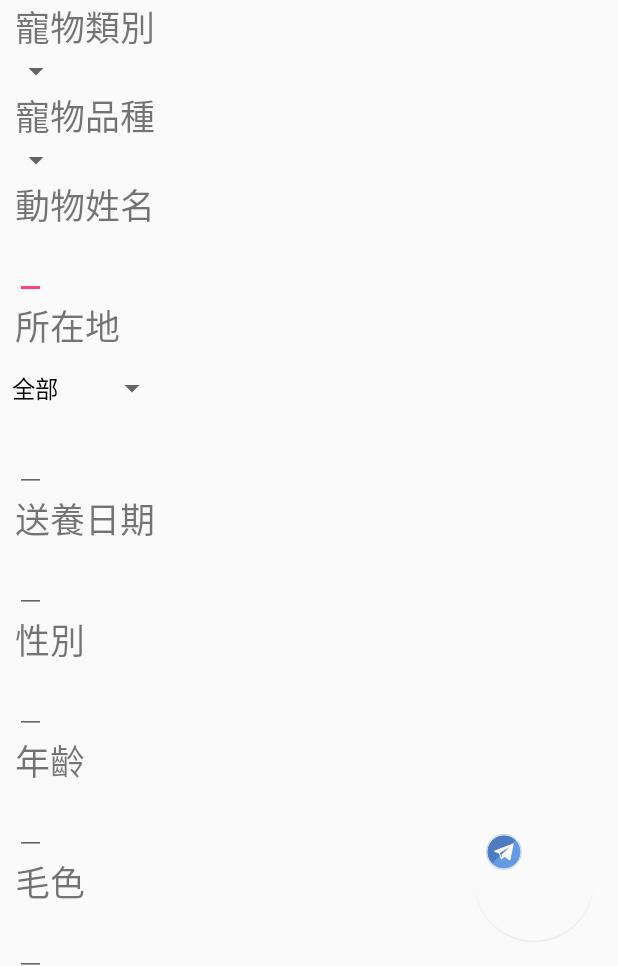
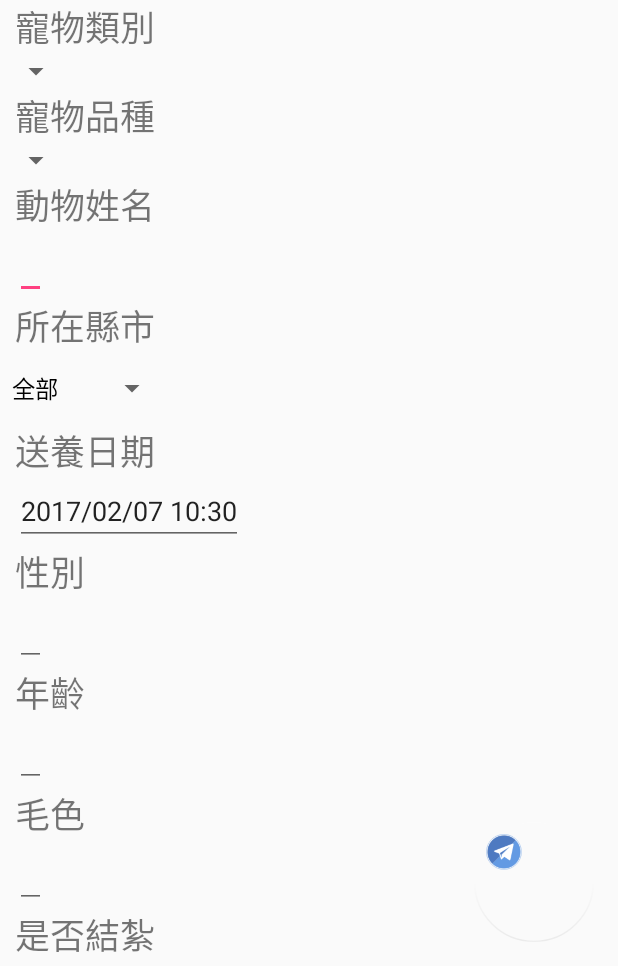
Before and after one commit to grezod/TestUploadPage3copy, an Android app: the screen it shows after launch (ScrollingActivity), on a phone screen of 412 x 824 dp, the part 270-1236 px from its top. Run offline under Robolectric (Android 15) with nearby library versions, the phone set to English and light mode, and no system bars; libraries missing offline, so code that uses them is left out: com.loopj.android, cz.msebera.android.

Commit message:
細部修改

```diff
--- a/app/src/main/java/iii/com/tw/testuploadpage2/ScrollingActivity.java
+++ b/app/src/main/java/iii/com/tw/testuploadpage2/ScrollingActivity.java
@@ -16,7 +16,6 @@ import android.support.v4.app.ActivityCompat;
 import static android.Manifest.permission.*;
 import static android.icu.lang.UCharacter.GraphemeClusterBreak.L;
 import static android.webkit.ConsoleMessage.MessageLevel.LOG;
-import static iii.com.tw.testuploadpage2.R.id.edTxt_animalAddress;
 import static iii.com.tw.testuploadpage2.R.id.edTxt_animalAge;
 import static iii.com.tw.testuploadpage2.R.id.spinner_animalArea;
 import static iii.com.tw.testuploadpage2.R.id.spinner_animalKind;
@@ -544,12 +543,15 @@ public class ScrollingActivity extends AppCompatActivity {
         //**
         //**********
 
-        edTxt_animalAddress = (EditText) findViewById(R.id.edTxt_animalAddress);
+
         edTxt_animalAge = (EditText) findViewById(R.id.edTxt_animalAge);
         edTxt_animalBirth = (EditText) findViewById(R.id.edTxt_animalBirth);
         edTxt_animalChip = (EditText) findViewById(R.id.edTxt_animalChip);
         edTxt_animalColor = (EditText) findViewById(R.id.edTxt_animalColor);
+        //
         edTxt_animalDate = (EditText) findViewById(R.id.edTxt_animalDate);
+        edTxt_animalDate.setText(create取得現在時間字串());
+        //
         edTxt_animalDisease_Other = (EditText) findViewById(R.id.edTxt_animalDisease_Other);
         edTxt_animalGender = (EditText) findViewById(R.id.edTxt_animalGender);
         edTxt_animalHealthy = (EditText) findViewById(R.id.edTxt_animalHealthy);
@@ -590,7 +592,6 @@ public class ScrollingActivity extends AppCompatActivity {
         p_string_未填寫的欄位有哪些 += edTxt_animalChip.getText().toString().isEmpty() ? "是否植入晶片\n" : "";
         p_string_未填寫的欄位有哪些 += edTxt_animalHealthy.getText().toString().isEmpty() ? "健康狀態\n" : "";
         p_string_未填寫的欄位有哪些 += spinner_animalArea.getSelectedItem().toString().equals("全部") ? "未選縣市\n" : "";
-        p_string_未填寫的欄位有哪些 += edTxt_animalAddress.getText().toString().isEmpty() ? "詳細地址\n" : "";
         p_string_未填寫的欄位有哪些 += edTxt_animalColor.getText().toString().isEmpty() ? "毛色\n" : "";
         p_string_未填寫的欄位有哪些 += edTxt_animalDate.getText().toString().isEmpty() ? "送養日期\n" : "";
         p_string_未填寫的欄位有哪些 += edTxt_animalReason.getText().toString().isEmpty() ? "送養理由\n" : "";
@@ -610,7 +611,7 @@ public class ScrollingActivity extends AppCompatActivity {
         iv_ArrayList_object_ConditionOfAdoptPet.add(iv_object_conditionOfAdoptPet_a);
         //*********
         object_petDataForSelfDB l_PetData_PetObj = new object_petDataForSelfDB();
-        l_PetData_PetObj.setAnimalAddress(spinner_animalArea.getSelectedItem().toString() + edTxt_animalAddress.getText().toString());
+        l_PetData_PetObj.setAnimalAddress(spinner_animalArea.getSelectedItem().toString());
         l_PetData_PetObj.setAnimalAge(edTxt_animalAge.getText().toString());
         l_PetData_PetObj.setAnimalKind(spinner_animalKind.getSelectedItem().toString());
         l_PetData_PetObj.setAnimalType(spinner_animalType.getSelectedItem().toString());
@@ -724,50 +725,13 @@ public class ScrollingActivity extends AppCompatActivity {
 
     }
 
-    private void imgurUpload(final String image) { //插入圖片
-        SimpleDateFormat sdFormat = new SimpleDateFormat("yyyy/MM/dd hh:mm:ss");
-        Date date = new Date();
-        String strDate = sdFormat.format(date);
-        //String urlString = "https://imgur-apiv3.p.mashape.com/3/image/";
-        String urlString = "https://imgur-apiv3.p.mashape.com/3/image";
-        String mashapeKey = ""; //設定自己的 Mashape Key
-        String clientId = ""; //設定自己的 Clinet ID
-        String titleString = "GetPet" + strDate; //設定圖片的標題
 
+    public String create取得現在時間字串(){
 
-        AsyncHttpClient client0 = new AsyncHttpClient();
-        client0.addHeader("X-Mashape-Key", mashapeKey);
-        client0.addHeader("Authorization", "Client-ID " + clientId);
-        client0.addHeader("Content-Type", "application/x-www-form-urlencoded");
-
-        RequestParams params = new RequestParams();
-        params.put("title", titleString);
-        params.put("image", image);
-
-        client0.post(urlString, params, new JsonHttpResponseHandler() {
-            @Override
-            public void onSuccess(int statusCode, Header[] headers, JSONObject response) {
-
-                if (!response.optBoolean("success") || !response.has("data")) {
-                    Log.d("editor", "response: " + response.toString());
-                    Toast.makeText(ScrollingActivity.this, "fail", Toast.LENGTH_SHORT).show();
-                    return;
-                }
-
-                JSONObject data = response.optJSONObject("data");
-                String link = data.optString("link", "");
-                int width = data.optInt("width", 0);
-                int height = data.optInt("height", 0);
-                //**
-                object_OfPictureImgurSite l_object_OfPictureImgurSite = new object_OfPictureImgurSite(data.optString("link"));
-                iv_ArrayList_object_OfPictureImgurSite.add(l_object_OfPictureImgurSite);
-            }
-
-            @Override
-            public void onFailure(int statusCode, Header[] headers, Throwable e, JSONObject error) {
-            }
-        });
-
+            SimpleDateFormat sdFormat = new SimpleDateFormat("yyyy/MM/dd hh:mm");
+            Date date = new Date();
+            String strDate = sdFormat.format(date);
+            return strDate;
     }
 
     private String transBitmapToStream(Bitmap myBitmap) {
--- a/app/src/main/res/layout/content_scrolling.xml
+++ b/app/src/main/res/layout/content_scrolling.xml
@@ -59,18 +59,12 @@
             android:layout_height="wrap_content"
             android:layout_marginLeft="10dp"
             android:textSize="23dp"
-            android:text="所在地" />
+            android:text="所在縣市" />
         <Spinner
             android:layout_weight="1"
             android:layout_width="wrap_content"
             android:layout_height="wrap_content"
             android:id="@+id/spinner_animalArea"/>
-        <EditText
-            android:layout_weight="1"
-            android:id="@+id/edTxt_animalAddress"
-            android:layout_marginLeft="10dp"
-            android:layout_width="wrap_content"
-            android:layout_height="wrap_content" />
         <TextView
             android:layout_weight="1"
             android:layout_width="wrap_content"
```
Also changed, not shown: 217 other files.
